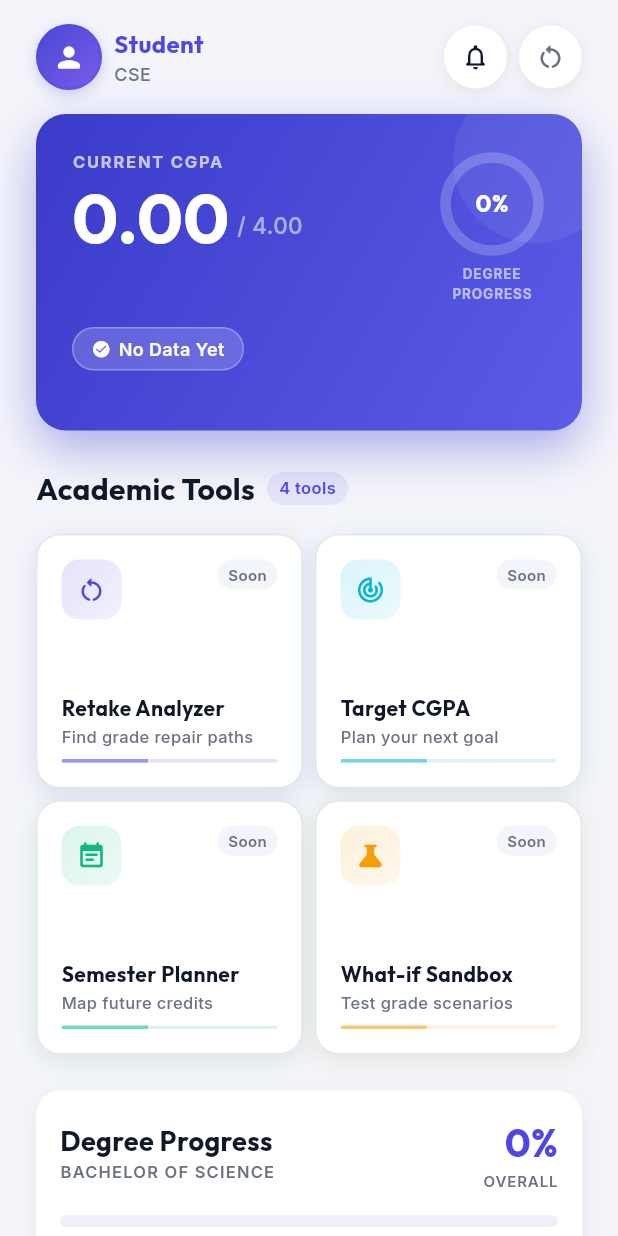
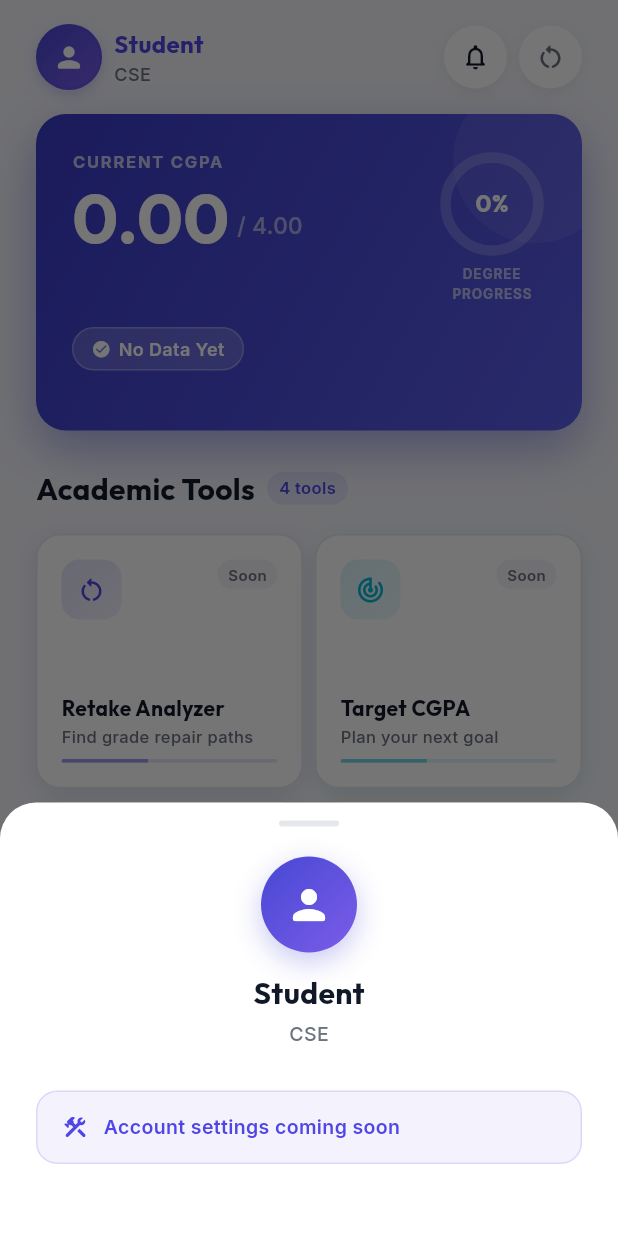
Before and after one commit to jaherunhasanrimon/diu_cgpa_tracker, a Flutter app: the DashboardScreen screen opened by its route, after a tap on the "person" icon, on a phone screen of 412 x 824 dp. Run offline on Flutter 3.47's test engine with Material 3 defaults, Android fonts, the phone set to English and light mode, and no system bars; our stand-ins replace equatable, firebase_auth, firebase_core, flutter_animate, flutter_riverpod, go_router and 3 more; accounts and stored records are empty.

Commit message:
feat: add account details bottom sheet and remove studentId from dashboard app bar

```diff
--- a/lib/features/dashboard/presentation/dashboard_screen.dart
+++ b/lib/features/dashboard/presentation/dashboard_screen.dart
@@ -70,7 +70,6 @@ class DashboardScreen extends ConsumerWidget {
             SliverToBoxAdapter(
               child: _AppBar(
                 userName: userName,
-                studentId: studentId,
                 department: department,
                 onReset: () async {
                   await HiveService.clear();
@@ -365,6 +364,106 @@ class _AppBar extends StatelessWidget {
             ],
           ),
         ],
+      ),
+    );
+  }
+
+  void _showAccountSheet(BuildContext context) {
+    showModalBottomSheet(
+      context: context,
+      backgroundColor: Colors.transparent,
+      isScrollControlled: true,
+      builder: (ctx) => Container(
+        decoration: const BoxDecoration(
+          color: Colors.white,
+          borderRadius: BorderRadius.vertical(top: Radius.circular(24)),
+        ),
+        padding: const EdgeInsets.fromLTRB(24, 12, 24, 32),
+        child: Column(
+          mainAxisSize: MainAxisSize.min,
+          children: [
+            // Handle bar
+            Container(
+              width: 40,
+              height: 4,
+              decoration: BoxDecoration(
+                color: const Color(0xFFE5E7EB),
+                borderRadius: BorderRadius.circular(999),
+              ),
+            ),
+            const SizedBox(height: 20),
+            // Avatar
+            Container(
+              width: 64,
+              height: 64,
+              decoration: BoxDecoration(
+                shape: BoxShape.circle,
+                gradient: const LinearGradient(
+                  colors: [Color(0xFF4648D4), Color(0xFF7C5CE8)],
+                  begin: Alignment.topLeft,
+                  end: Alignment.bottomRight,
+                ),
+                boxShadow: [
+                  BoxShadow(
+                    color: const Color(0xFF4648D4).withValues(alpha: 0.30),
+                    blurRadius: 16,
+                    offset: const Offset(0, 6),
+                  ),
+                ],
+              ),
+              child: const Icon(Icons.person_rounded,
+                  size: 32, color: Colors.white),
+            ),
+            const SizedBox(height: 12),
+            Text(
+              userName,
+              style: GoogleFonts.outfit(
+                fontSize: 20,
+                fontWeight: FontWeight.w700,
+                color: AppColors.textPrimary,
+              ),
+            ),
+            const SizedBox(height: 4),
+            Text(
+              department,
+              style: GoogleFonts.inter(
+                fontSize: 13,
+                fontWeight: FontWeight.w500,
+                color: AppColors.textSecondary,
+              ),
+            ),
+            const SizedBox(height: 28),
+            // Placeholder notice
+            Container(
+              width: double.infinity,
+              padding: const EdgeInsets.symmetric(horizontal: 16, vertical: 14),
+              decoration: BoxDecoration(
+                color: AppColors.primary.withValues(alpha: 0.07),
+                borderRadius: BorderRadius.circular(14),
+                border: Border.all(
+                    color: AppColors.primary.withValues(alpha: 0.15)),
+              ),
+              child: Row(
+                children: [
+                  Icon(Icons.construction_rounded,
+                      size: 18, color: AppColors.primary),
+                  const SizedBox(width: 10),
+                  Expanded(
+                    child: Text(
+                      'Account settings coming soon',
+                      style: GoogleFonts.inter(
+                        fontSize: 13,
+                        fontWeight: FontWeight.w600,
+                        color: AppColors.primary,
+                      ),
+                    ),
+                  ),
+                ],
+              ),
+            ),
+            const SizedBox(height: 16),
+          ],
+        ),
       ),
     );
   }
```
